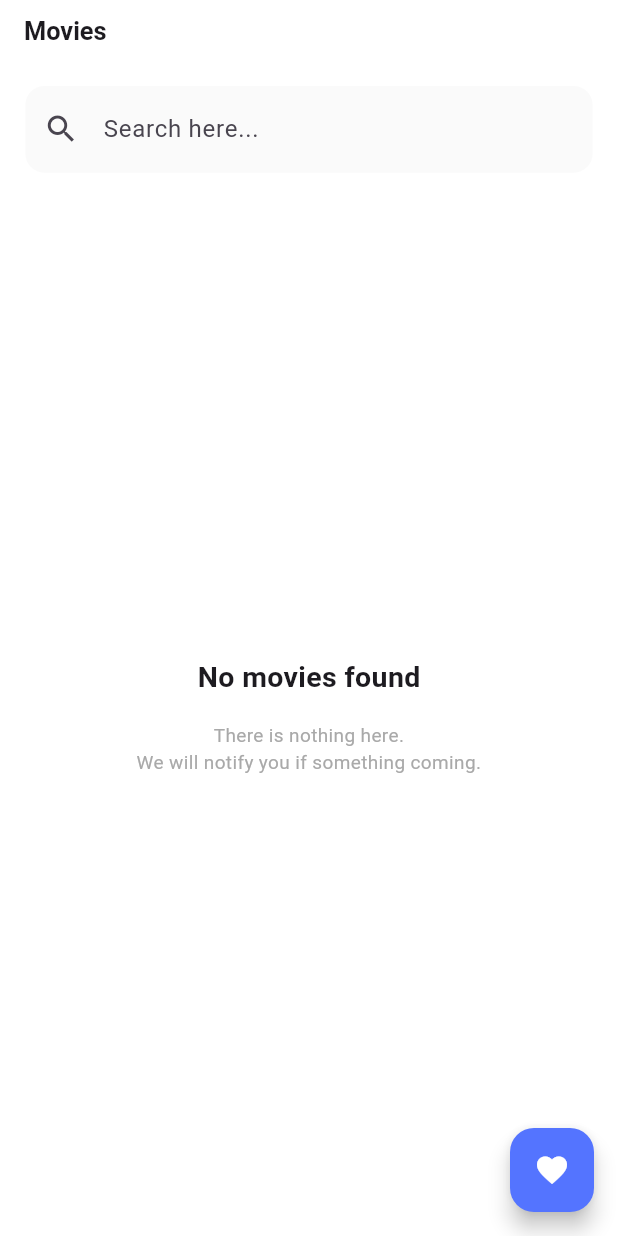
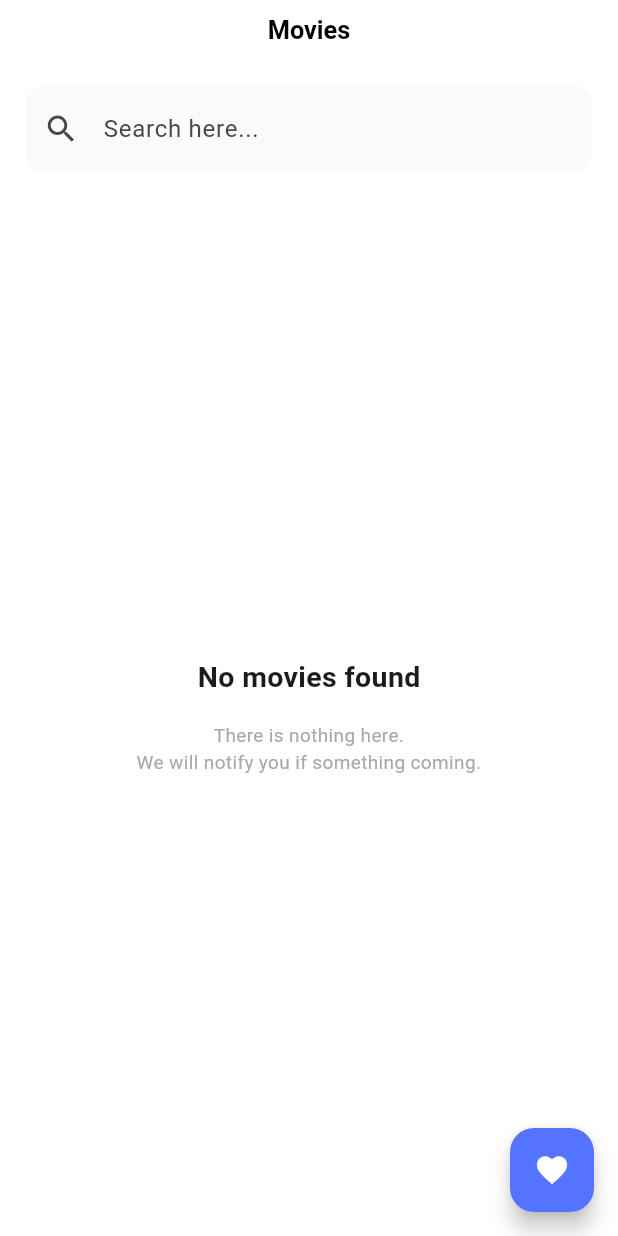
Before and after one commit to MirzaUkas/movie_app, a Flutter app: the screen it shows after launch, on a phone screen of 412 x 824 dp. Run offline on Flutter 3.47's test engine with Material 3 defaults, Android fonts, the phone set to English and light mode, and no system bars; our stand-ins replace cached_network_image, get, hive, jiffy, tuple; accounts and stored records are empty; network calls fail.

Commit message:
fix: app bar responsiveness

```diff
--- a/lib/presentation/pages/detail/detail_page.dart
+++ b/lib/presentation/pages/detail/detail_page.dart
@@ -40,7 +40,9 @@ class _DetailPageState extends State<DetailPage> {
         return Scaffold(
           backgroundColor: Colors.white,
           appBar: AppBar(
-            title: Text("Detail Movie", style: ThemeFonts.titleSmall),
+            title: Text("Detail Movie"),
+            centerTitle: true,
+            titleTextStyle:  ThemeFonts.titleSmall.copyWith(color: Colors.black),
             backgroundColor: Colors.white,
             surfaceTintColor: Colors.transparent,
             elevation: 8,
--- a/lib/presentation/pages/favorite/favorite_page.dart
+++ b/lib/presentation/pages/favorite/favorite_page.dart
@@ -32,7 +32,9 @@ class _FavoritePageState extends State<FavoritePage> {
         return Scaffold(
           backgroundColor: Colors.white,
           appBar: AppBar(
-            title: Text("Favorites", style: ThemeFonts.titleSmall),
+            title: Text("Favorites"),
+            titleTextStyle:  ThemeFonts.titleSmall.copyWith(color: Colors.black),
+            centerTitle: true,
             backgroundColor: Colors.white,
             surfaceTintColor: Colors.transparent,
             elevation: 8,
--- a/lib/presentation/pages/home/home_page.dart
+++ b/lib/presentation/pages/home/home_page.dart
@@ -59,7 +59,9 @@ class _HomePageState extends State<HomePage> {
             child: Icon(Icons.favorite, color: Colors.white,),
           ),
           appBar: AppBar(
-            title: Text("Movies", style: ThemeFonts.titleSmall),
+            title: Text("Movies"),
+            titleTextStyle: ThemeFonts.titleSmall.copyWith(color: Colors.black),
+            centerTitle: true,
             backgroundColor: Colors.white,
             surfaceTintColor: Colors.transparent,
             actionsPadding: ThemePadding.pr16 + ThemePadding.pb16,
```
